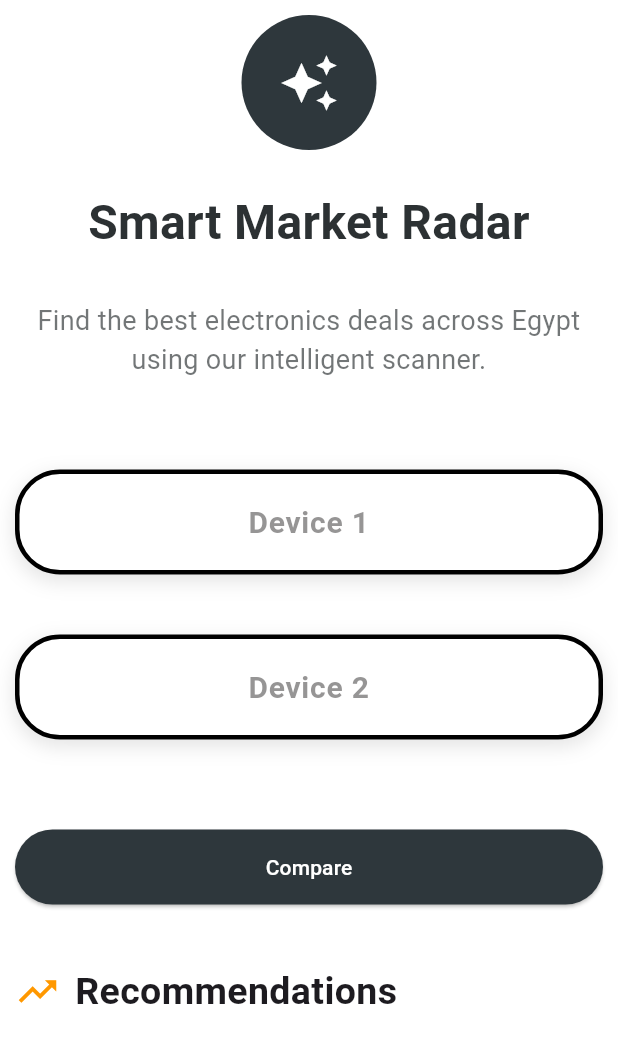
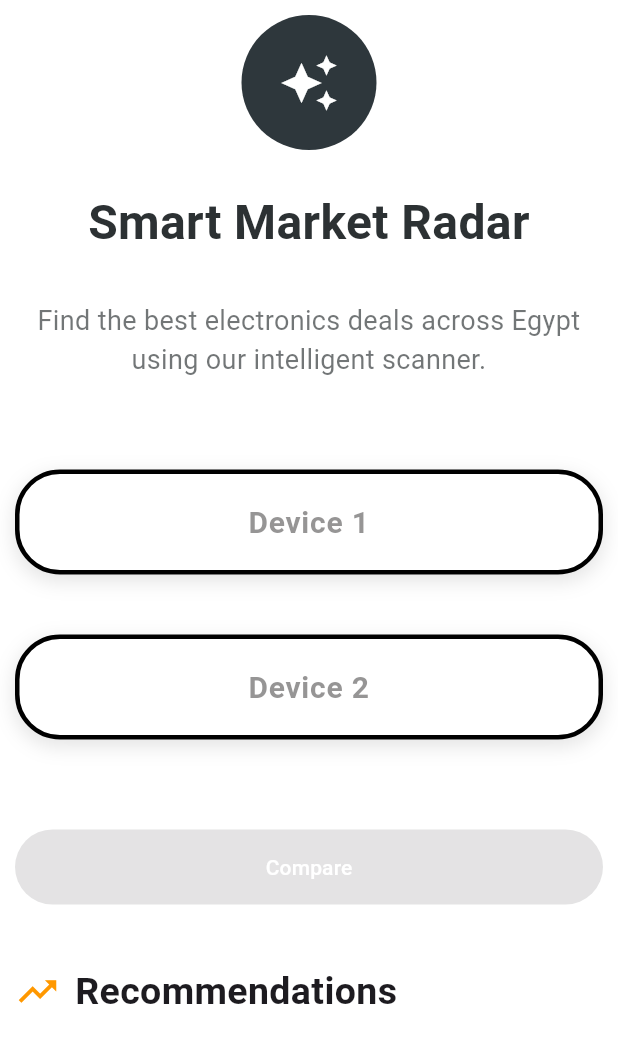
Before and after one commit to MOH-YAHIA/AIO-TECH, a Flutter app: the HomeScreen screen opened directly, on a phone screen of 412 x 824 dp. Shown: the top 1043 px of the screen. Run offline on Flutter 3.47's test engine with Material 3 defaults, Android fonts, the light colour scheme and no system bars; our stand-ins replace easy_localization, shared_preferences; accounts and stored records are empty.

```diff
--- a/lib/Screens/home_screen.dart
+++ b/lib/Screens/home_screen.dart
@@ -14,8 +14,32 @@ class HomeScreen extends StatefulWidget {
 class _HomeScreenState extends State<HomeScreen> {
   final GlobalKey<FormState> _formKey = GlobalKey<FormState>();
 
+  final TextEditingController _device1Controller = TextEditingController();
+  final TextEditingController _device2Controller = TextEditingController();
+
+  @override
+  void initState() {
+    super.initState();
+    _device1Controller.addListener(_updateButtonState);
+    _device2Controller.addListener(_updateButtonState);
+  }
+
+  void _updateButtonState() {
+    setState(() {});
+  }
+
+  @override
+  void dispose() {
+    _device1Controller.dispose();
+    _device2Controller.dispose();
+    super.dispose();
+  }
+
   @override
   Widget build(BuildContext context) {
+    final bool isButtonEnabled = _device1Controller.text.trim().isNotEmpty &&
+        _device2Controller.text.trim().isNotEmpty;
+
     return Scaffold(
       backgroundColor: Colors.white,
       body: SafeArea(
@@ -44,19 +68,33 @@ class _HomeScreenState extends State<HomeScreen> {
               textAlign: TextAlign.center,
             ),
             const SizedBox(height: 60),
-            const HomeSearch(searchHint: "Device 1"),
+
+            HomeSearch(
+              searchHint: "Device 1",
+              controller: _device1Controller,
+            ),
             const SizedBox(height: 40),
-            const HomeSearch(searchHint: "Device 2"),
+            HomeSearch(
+              searchHint: "Device 2",
+              controller: _device2Controller,
+            ),
             const SizedBox(height: 60),
+
             SizedBox(
               width: 100,
               height: 50,
               child: ElevatedButton(
-                onPressed: () {},
+                onPressed: isButtonEnabled
+                    ? () {
+                  debugPrint("Comparing ${_device1Controller.text} and ${_device2Controller.text}");
+                }
+                    : null,
                 style: ElevatedButton.styleFrom(
-                  backgroundColor: AppColors.buttonBackground,
+                  backgroundColor: isButtonEnabled
+                      ? AppColors.buttonBackground
+                      : Colors.grey.shade400,
                 ),
-                child: Text("Compare", style: TextStyle(color: Colors.white)),
+                child: const Text("Compare", style: TextStyle(color: Colors.white)),
               ),
             ),
             const SizedBox(height: 40),
--- a/lib/Widgets/home_search.dart
+++ b/lib/Widgets/home_search.dart
@@ -2,7 +2,8 @@ import 'package:flutter/material.dart';
 
 class HomeSearch extends StatelessWidget {
   final String searchHint;
-  const HomeSearch({super.key, required this.searchHint});
+  final TextEditingController controller;
+  const HomeSearch({super.key, required this.searchHint,required this.controller, });
 
   @override
   Widget build(BuildContext context) {
@@ -20,6 +21,7 @@ class HomeSearch extends StatelessWidget {
           ],
         ),
         child: TextFormField(
+          controller: controller,
           maxLines: null,
           textAlign: TextAlign.center,
           decoration: InputDecoration(
```
Also changed, not shown: lib/Widgets/result_format.dart (added, +10 -0 lines).
